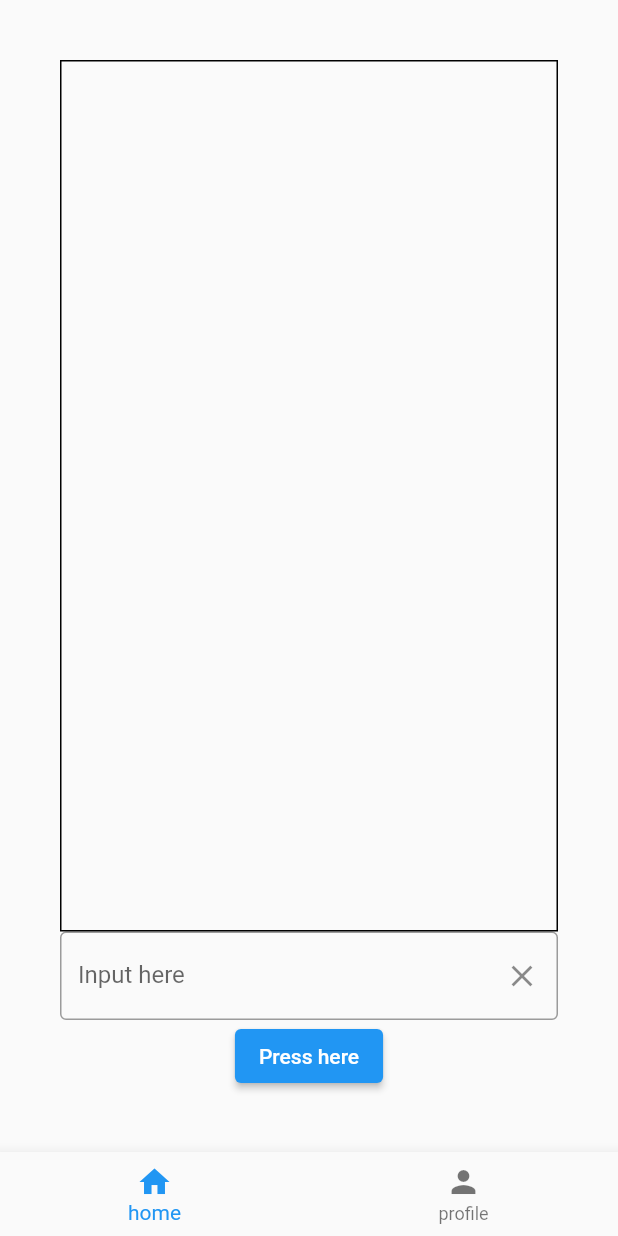
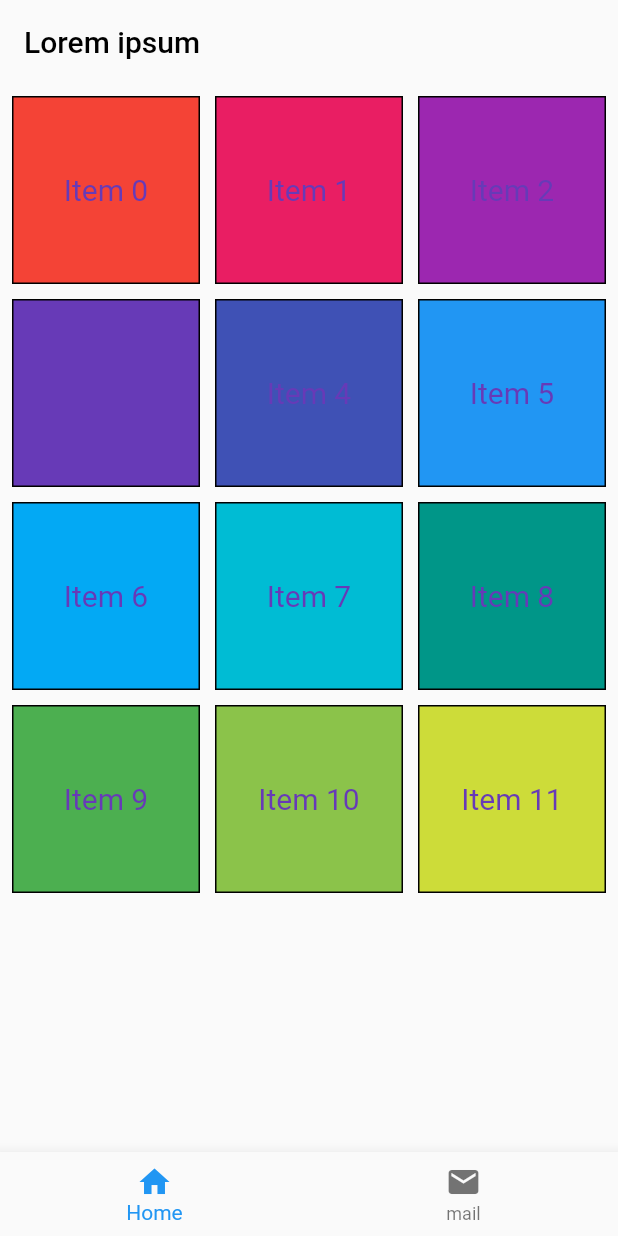
Before and after one commit to mhmadamrii/Flutter-essential-app, a Flutter app: the screen it shows after launch, on a phone screen of 412 x 824 dp. Run offline on Flutter 3.47's test engine with Material 2 defaults, Android fonts, the phone set to English and light mode, and no system bars; our stand-ins replace google_nav_bar.

Commit message:
some necessaries

```diff
--- a/lib/main.dart
+++ b/lib/main.dart
@@ -1,3 +1,5 @@
+// ignore_for_file: avoid_unnecessary_containers
+
 import 'package:flutter/material.dart';
 
 void main() => runApp(const MyApp());
@@ -7,96 +9,91 @@ class MyApp extends StatelessWidget {
 
   @override
   Widget build(BuildContext context) {
-    return const MaterialApp(
-      home: MainPage(),
+    return MaterialApp(
+      theme: ThemeData(
+        primarySwatch: Colors.blue,
+      ),
+      debugShowCheckedModeBanner: false,
+      home: const RootPage(),
     );
   }
 }
 
-class MainPage extends StatefulWidget {
-  const MainPage({super.key});
+class RootPage extends StatefulWidget {
+  const RootPage({super.key});
 
   @override
-  State<MainPage> createState() => _MainPageState();
+  State<RootPage> createState() => _RootPageState();
 }
 
-class _MainPageState extends State<MainPage> {
-  // make controller here
-  final _textController = TextEditingController();
+class _RootPageState extends State<RootPage> {
+  int _currentIndex = 0;
 
-  // store user inpput
-  String userInput = '';
-  int _currentIndex = 0;
-  final tabs = const [
-    Center(
-      child: Text("Home"),
-    ),
-    Center(
-      child: Text("Profile"),
-    ),
-  ];
-
+  void onTabTapped(int index) {
+    setState(() {
+      _currentIndex = index;
+    });
+  }
   @override
   Widget build(BuildContext context) {
     return Scaffold(
+      appBar: AppBar(
+        title: const Text(
+          "Lorem ipsum",
+          style: TextStyle(
+            color: Colors.black,
+          ),
+        ),
+        elevation: 0,
+        backgroundColor: Colors.transparent,
+      ),
       body: Padding(
-        padding: const EdgeInsets.all(40),
-        child: Column(
-          mainAxisAlignment: MainAxisAlignment.center,
-          children: [
-            // display text
-            Expanded(
-              child: Container(
-                width: double.infinity,
-                decoration: BoxDecoration(
-                  border: Border.all(width: 1),
+        padding: const EdgeInsets.all(8.0),
+        child: GridView.builder(
+          itemCount: 12,
+          gridDelegate: const SliverGridDelegateWithFixedCrossAxisCount(
+            crossAxisCount: 3,
+            mainAxisSpacing: 10.0,
+            crossAxisSpacing: 10.0,
+          ),
+          itemBuilder: (BuildContext context, int index) {
+            // membangun tampilan untuk setiap item
+            return Container(
+              decoration: BoxDecoration(
+                color: Colors.primaries[index % Colors.primaries.length],
+                border: Border.all(
+                  width: 1,
                 ),
+              ),
+              child: Center(
                 child: Text(
-                  userInput,
+                  'Item $index',
                   style: const TextStyle(
-                    fontSize: 40,
+                    color: Colors.deepPurple,
+                    fontSize: 20.0,
                   ),
                 ),
               ),
-            ),
-            TextField(
-              controller: _textController,
-              decoration: InputDecoration(
-                border: const OutlineInputBorder(),
-                hintText: "Placeholder",
-                labelText: "Input here",
-                suffixIcon: IconButton(
-                  onPressed: (() {
-                    _textController.clear();
-                  }),
-                  icon: const Icon(Icons.clear),
-                ),
-              ),
-            ),
-            ElevatedButton(
-              onPressed: (() {
-                setState(() {
-                  userInput = _textController.text;
-                });
-              }),
-              child: const Text(
-                "Press here",
-              ),
-            ),
-          ],
+            );
+          },
         ),
       ),
       bottomNavigationBar: BottomNavigationBar(
-        currentIndex: _currentIndex,
+        onTap: onTabTapped,
         items: const [
-          BottomNavigationBarItem(icon: Icon(Icons.home), label: "home"),
-          BottomNavigationBarItem(icon: Icon(Icons.person), label: "profile"),
+          BottomNavigationBarItem(
+            icon: Icon(
+              Icons.home,
+            ),
+            label: "Home"
+          ),
+          BottomNavigationBarItem(
+            icon: Icon(
+              Icons.mail,
+            ),
+            label: "mail"
+          )
         ],
-        onTap: (index) {
-          setState(() {
-            _currentIndex = index;
-          });
-        },
       ),
     );
   }
--- a/pubspec.yaml
+++ b/pubspec.yaml
@@ -38,6 +38,7 @@ dependencies:
   cupertino_icons: ^1.0.2
   google_nav_bar: ^5.0.6
   curved_navigation_bar: ^1.0.3
+  intl: ^0.18.0
 
 dev_dependencies:
   flutter_test:
```
Also changed, not shown: lib/screens/apa_aja.dart (added, +69 -0 lines), lib/screens/stopwatch.dart (added, +38 -0 lines), pubspec.lock, 1 other file.
